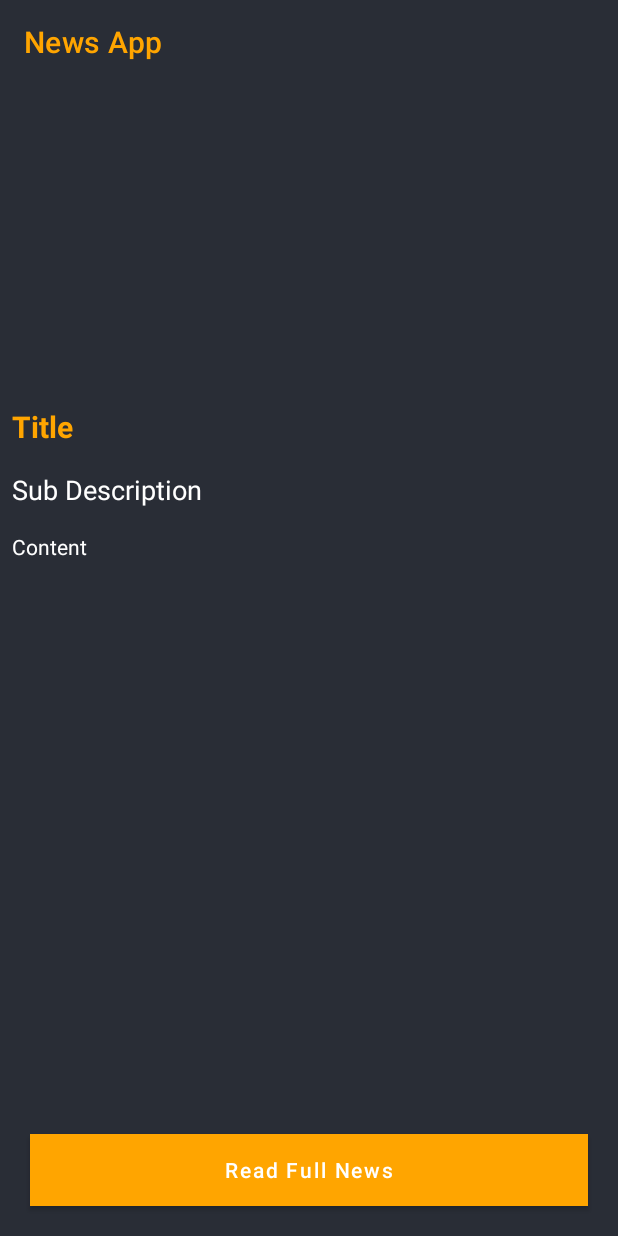
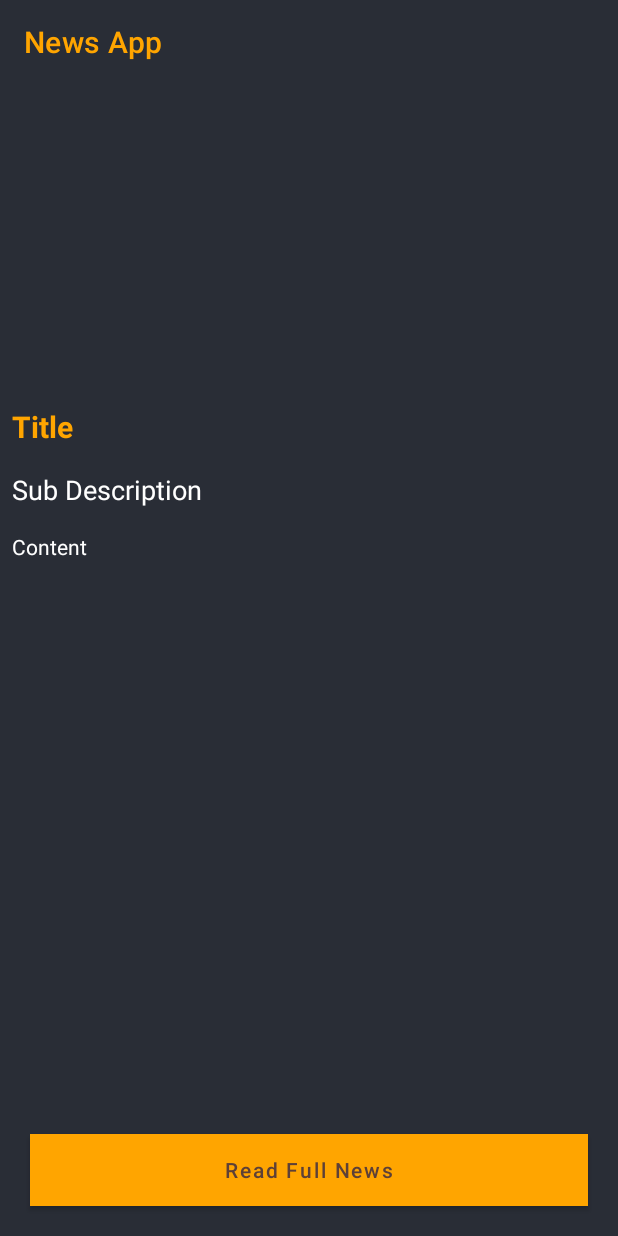
Before and after one commit to Ahmed-0102/News-App, an Android app: the layout activity_news_detail.xml on its own in the app's theme, with its tools: preview values and no code run, on a phone screen of 412 x 824 dp. Run offline under Robolectric (Android 15) with nearby library versions, the phone set to English and light mode, and no system bars.

Commit message:
News App

```diff
--- a/app/src/main/java/com/example/newsapplicationsecond/MainActivity.java
+++ b/app/src/main/java/com/example/newsapplicationsecond/MainActivity.java
@@ -16,10 +16,6 @@ import retrofit2.Callback;
 import retrofit2.Response;
 import retrofit2.Retrofit;
 import retrofit2.converter.gson.GsonConverterFactory;
-// api key 2caa2180a4194925ae2e29878f146a0f
-// api GET https://newsapi.org/v2/top-headlines?country=ins&category=business&apiKey=2caa2180a4194925ae2e29878f146a0f
-
-//      http://newsapi.org/v2/top-headlines?country=in?category=science&apiKey=2caa2180a4194925ae2e29878f146a0f
 
 public class MainActivity extends AppCompatActivity implements CategoryRVAdapter.CategoryClickInterface{
 
--- a/app/src/main/res/layout/activity_news_detail.xml
+++ b/app/src/main/res/layout/activity_news_detail.xml
@@ -75,15 +75,14 @@
         android:id="@+id/idBtnReadNews"
         android:layout_width="match_parent"
         android:layout_height="wrap_content"
-        android:text="Read Full News"
-        android:textAllCaps="false"
-        android:background="@color/yellow"
-        app:backgroundTint = "@color/yellow"
-        android:textColor="@color/white"
         android:layout_alignParentBottom="true"
         android:layout_marginStart="20dp"
         android:layout_marginEnd="20dp"
         android:layout_marginBottom="20dp"
-        />
+        android:background="@color/yellow"
+        android:text="Read Full News"
+        android:textAllCaps="false"
+        android:textColor="#5D4037"
+        app:backgroundTint="@color/yellow" />
 
 </RelativeLayout>
```
